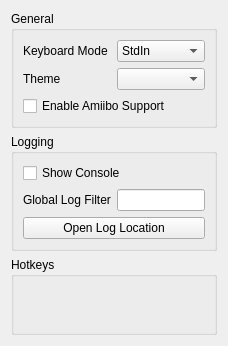
This is src/citra_qt/configuration/configure_general.ui in grimtnt/citra as Qt 5 draws it before an edit. The edited form follows.
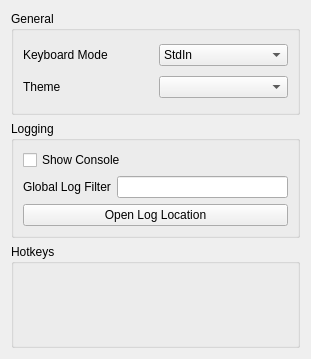
This is the edited form. Custom widgets are drawn as their Qt base class.

Commit message: Remove enable amiibo setting (does nothing)

```diff
--- a/src/citra_qt/configuration/configure_general.ui
+++ b/src/citra_qt/configuration/configure_general.ui
@@ -6,8 +6,8 @@
    <rect>
     <x>0</x>
     <y>0</y>
-    <width>228</width>
-    <height>346</height>
+    <width>311</width>
+    <height>359</height>
    </rect>
   </property>
   <property name="windowTitle">
@@ -63,13 +63,6 @@
             </item>
            </layout>
           </item>
-          <item>
-           <widget class="QCheckBox" name="enable_nfc">
-            <property name="text">
-             <string>Enable Amiibo Support</string>
-            </property>
-           </widget>
-          </item>
          </layout>
         </item>
        </layout>
```
The commit also changes 3 other files.
